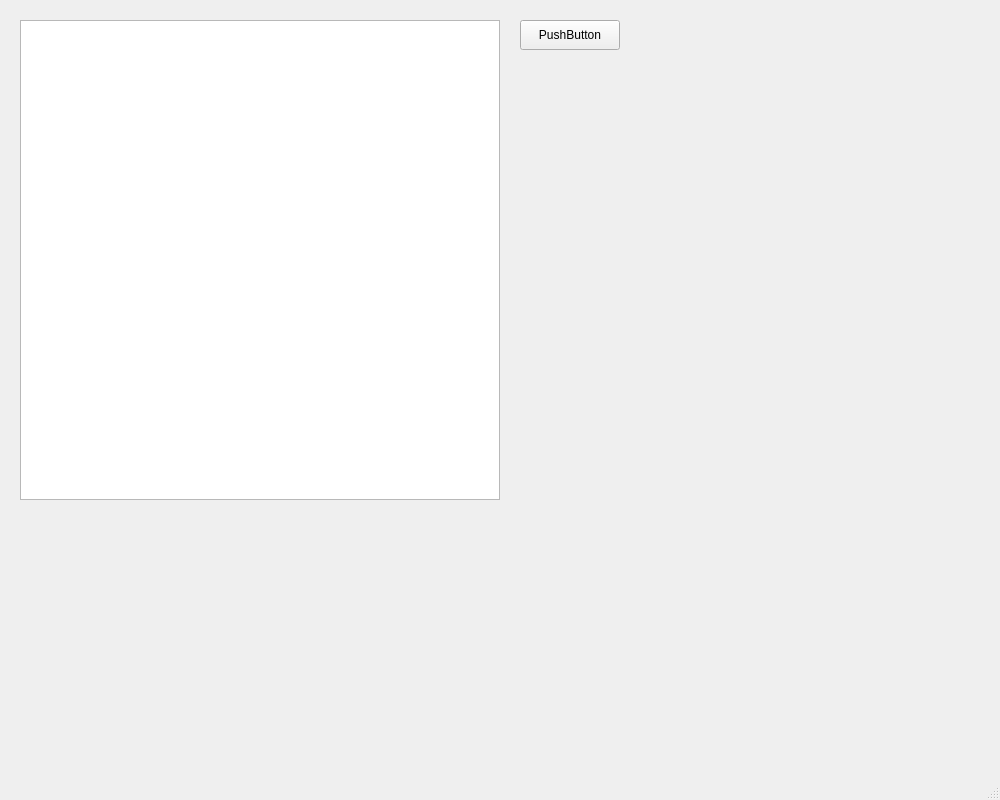
First picture: the form in micromouse-maze-simulator/mainwindow.ui, repository lime7git/micromouse, before the edit.
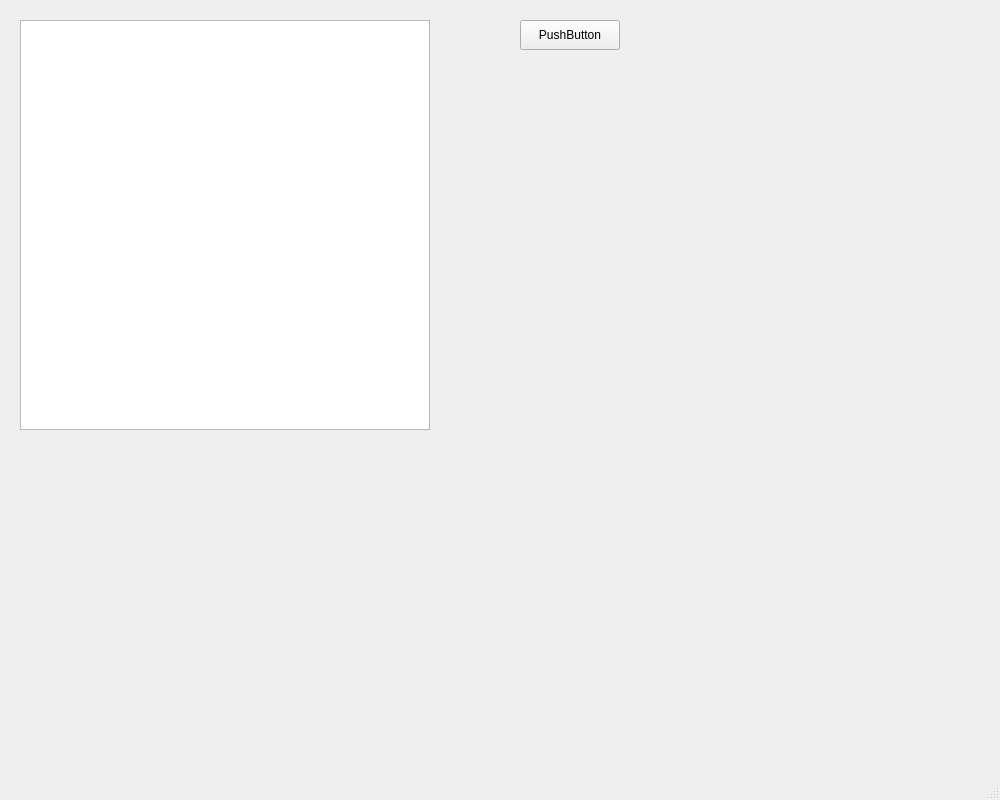
Second picture: the form after the edit.

Commit message: maze drawing 16x16

What changed in the file:
```diff
--- a/micromouse-maze-simulator/mainwindow.ui
+++ b/micromouse-maze-simulator/mainwindow.ui
@@ -19,8 +19,8 @@
      <rect>
       <x>20</x>
       <y>20</y>
-      <width>480</width>
-      <height>480</height>
+      <width>410</width>
+      <height>410</height>
      </rect>
     </property>
    </widget>
```
The commit also changes 2 other files.
